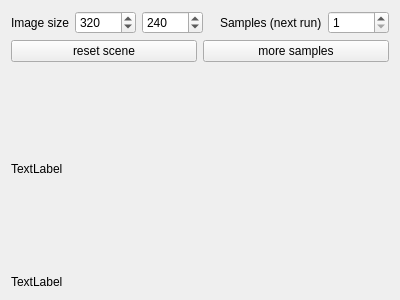
The window that src/picogen/cracker/renderwidget.ui (phresnel/picogen) describes before a commit, drawn with Qt 5.
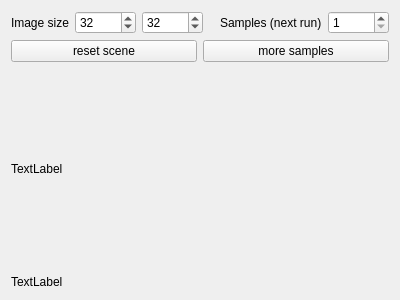
The same window after the commit.

```diff
--- a/src/picogen/cracker/renderwidget.ui
+++ b/src/picogen/cracker/renderwidget.ui
@@ -32,7 +32,7 @@
         <number>32768</number>
        </property>
        <property name="value">
-        <number>320</number>
+        <number>32</number>
        </property>
       </widget>
      </item>
@@ -45,7 +45,7 @@
         <number>32768</number>
        </property>
        <property name="value">
-        <number>240</number>
+        <number>32</number>
        </property>
       </widget>
      </item>
```
